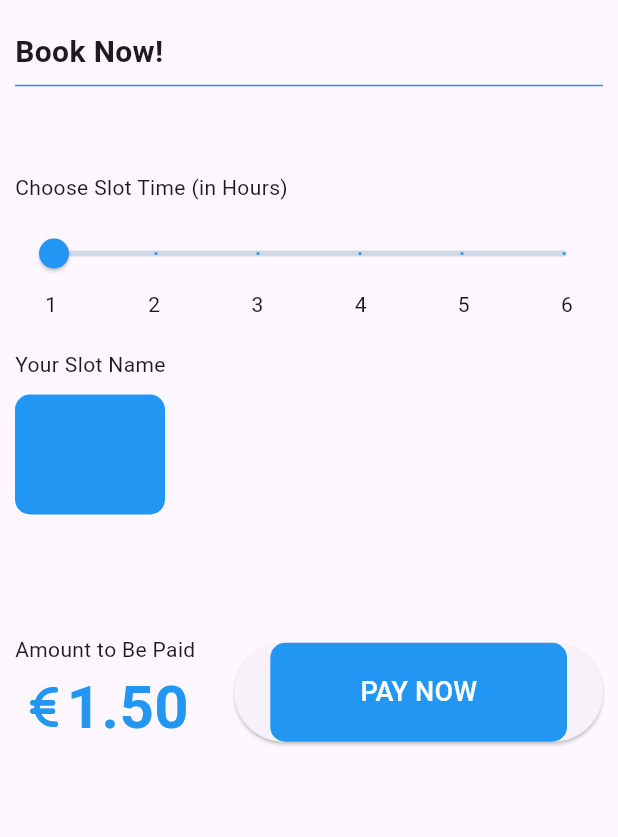
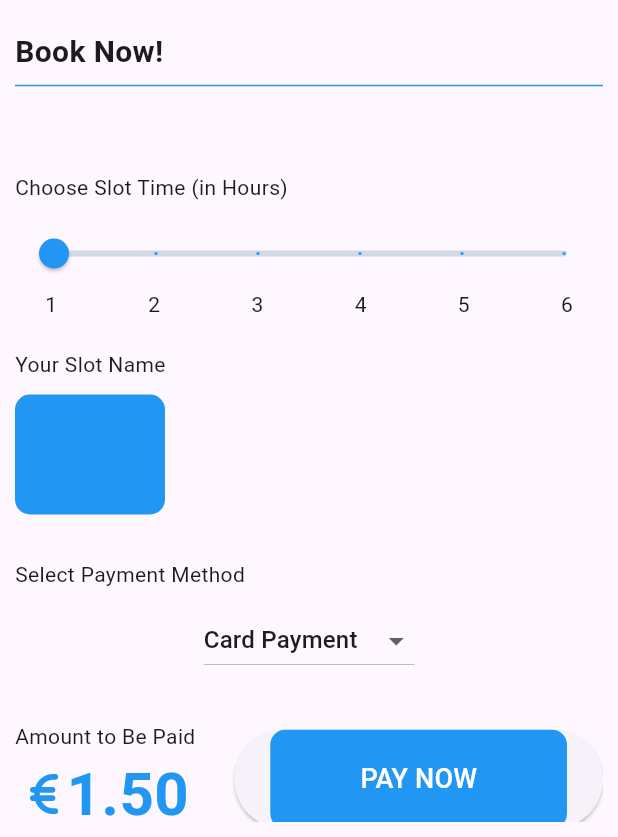
Before and after one commit to Pchelalala/smart_parking_app, a Flutter app: the ParkingSlotWidget widget shown alone on an empty page, opened directly with empty values, after a tap on "BOOK", on a phone screen of 412 x 824 dp, the part 399-1236 px from its top. Run offline on Flutter 3.47's test engine with Material 3 defaults, Android fonts, the phone set to English and light mode, and no system bars; our stand-ins replace cloud_firestore, dio, firebase_auth, firebase_core, firebase_messaging, fluttertoast and 4 more; missing offline and left inert: flutter_stripe; accounts and stored records are empty; network calls fail.

Commit message:
enable crypto payments

```diff
--- a/lib/components/parking_slot_widget.dart
+++ b/lib/components/parking_slot_widget.dart
@@ -68,7 +68,7 @@ class ParkingSlotWidget extends StatelessWidget {
                   child: InkWell(
                     onTap: () {
                       Navigator.of(context).push(MaterialPageRoute(
-                        builder: (_) => BookingPage(
+                        builder: (_) => BookingScreen(
                           slotName: parkingSlot.slotName,
                         ),
                       ));
--- a/lib/screens/booking_screen.dart
+++ b/lib/screens/booking_screen.dart
@@ -4,18 +4,20 @@ import 'package:lottie/lottie.dart';
 import 'package:smart_parking_app/controllers/booking_controller.dart';
 import 'package:smart_parking_app/screens/receipt_screen.dart';
 
-class BookingPage extends StatefulWidget {
+class BookingScreen extends StatefulWidget {
   final String slotName;
-  const BookingPage({super.key, required this.slotName});
+  const BookingScreen({super.key, required this.slotName});
 
   @override
-  State<BookingPage> createState() => _BookingPageState();
+  State<BookingScreen> createState() => _BookingScreenState();
 }
 
-class _BookingPageState extends State<BookingPage> {
+class _BookingScreenState extends State<BookingScreen> {
   double parkingHours = 1;
   double amountPay = 1.50;
   bool _isBooked = false;
+  String selectedPaymentMethod = 'stripe'; // Default payment method
+  String? selectedCryptoCurrency; // For crypto payments
 
   final BookingController _bookingController = BookingController();
 
@@ -34,6 +36,8 @@ class _BookingPageState extends State<BookingPage> {
       slotName: widget.slotName,
       amountPaid: amountPay,
       parkingHours: parkingHours,
+      paymentMethod: selectedPaymentMethod,
+      cryptoCurrency: selectedCryptoCurrency,
       onError: (message) {
         ScaffoldMessenger.of(context).showSnackBar(
           SnackBar(content: Text('Error: $message')),
@@ -180,7 +184,65 @@ class _BookingPageState extends State<BookingPage> {
                     ),
                   ],
                 ),
-                const SizedBox(height: 80),
+                const SizedBox(height: 30),
+                const Row(
+                  children: [
+                    Text("Select Payment Method"),
+                  ],
+                ),
+                const SizedBox(height: 10),
+                DropdownButton<String>(
+                  value: selectedPaymentMethod,
+                  items: const [
+                    DropdownMenuItem(
+                      value: 'stripe',
+                      child: Text('Card Payment'),
+                    ),
+                    DropdownMenuItem(
+                      value: 'crypto',
+                      child: Text('Crypto Payment'),
+                    ),
+                  ],
+                  onChanged: (value) {
+                    setState(() {
+                      selectedPaymentMethod = value!;
+                      if (selectedPaymentMethod == 'stripe') {
+                        selectedCryptoCurrency = null;
+                      }
+                    });
+                  },
+                ),
+                if (selectedPaymentMethod == 'crypto')
+                  Column(
+                    crossAxisAlignment: CrossAxisAlignment.start,
+                    children: [
+                      const SizedBox(height: 10),
+                      DropdownButton<String>(
+                        value: selectedCryptoCurrency,
+                        hint: const Text("Choose Crypto"),
+                        items: const [
+                          DropdownMenuItem(
+                            value: 'BTC',
+                            child: Text('Bitcoin (BTC)'),
+                          ),
+                          DropdownMenuItem(
+                            value: 'ETH',
+                            child: Text('Ethereum (ETH)'),
+                          ),
+                          DropdownMenuItem(
+                            value: 'USDT',
+                            child: Text('Tether (USDT)'),
+                          ),
+                        ],
+                        onChanged: (value) {
+                          setState(() {
+                            selectedCryptoCurrency = value;
+                          });
+                        },
+                      ),
+                    ],
+                  ),
+                const SizedBox(height: 30),
                 Row(
                   mainAxisAlignment: MainAxisAlignment.spaceBetween,
                   children: [
```
Also changed, not shown: lib/controllers/booking_controller.dart (+60 -2 lines), lib/features/payment/now_payments_service.dart (added, +42 -0 lines).
